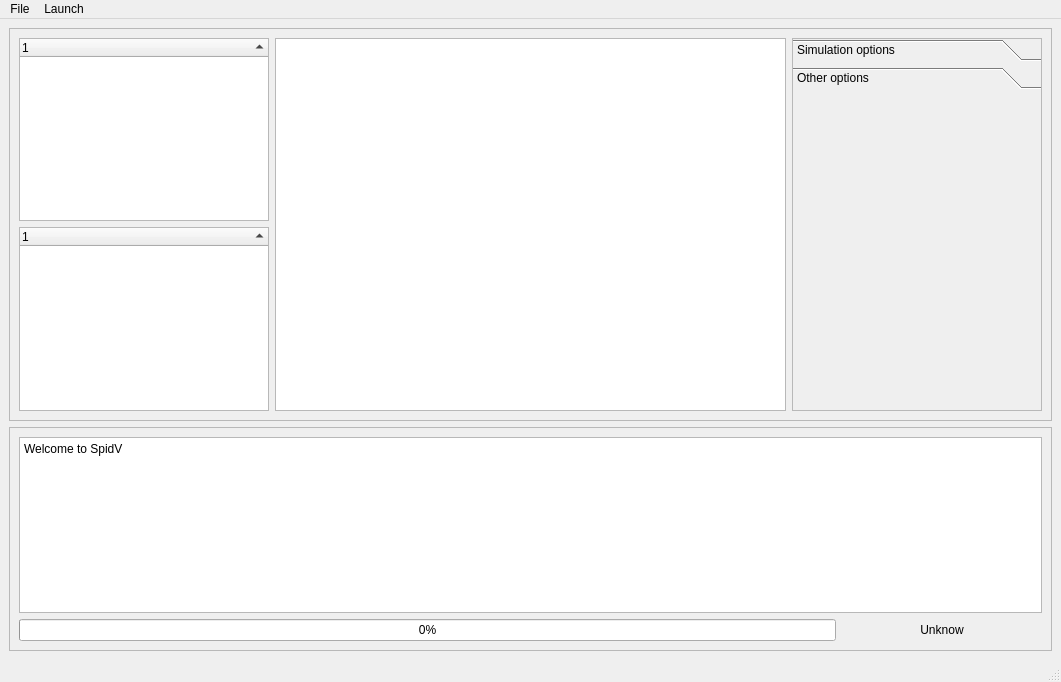
First picture: the form in mainwindow.ui, repository IPAM-IGF/VesselMod, before the edit.
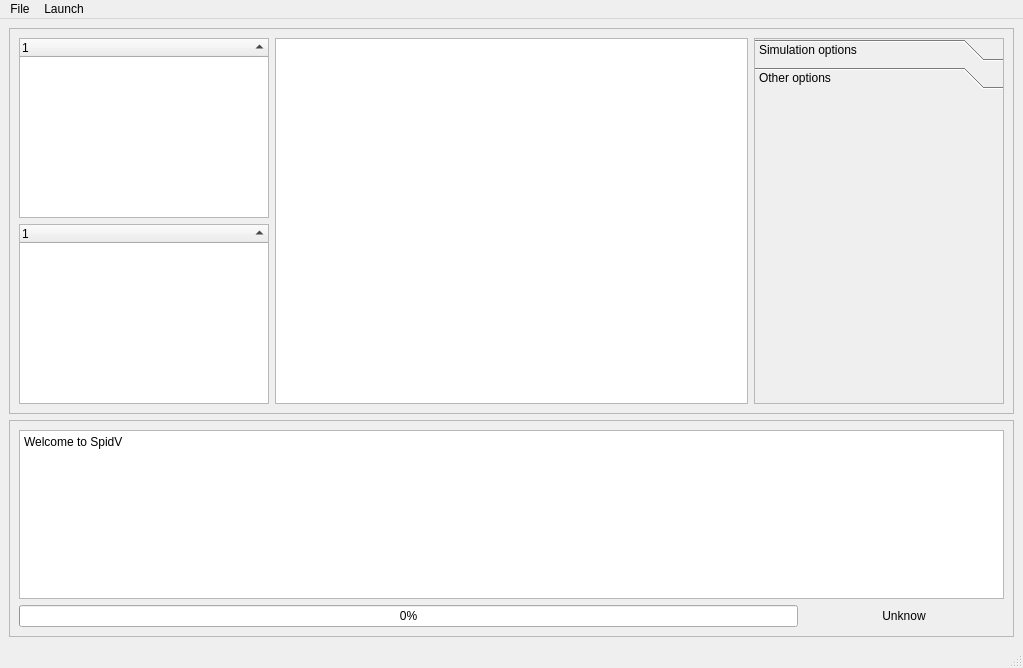
Second picture: the form after the edit. The open tabs and pages were chosen to show the change. Icons and pictures are not drawn.

Patch:
```diff
--- a/mainwindow.ui
+++ b/mainwindow.ui
@@ -6,8 +6,8 @@
    <rect>
     <x>0</x>
     <y>0</y>
-    <width>1061</width>
-    <height>682</height>
+    <width>1023</width>
+    <height>668</height>
    </rect>
   </property>
   <property name="windowTitle">
@@ -103,6 +103,12 @@
       <layout class="QGridLayout" name="gridLayout_3">
        <item row="0" column="0">
         <widget class="QTreeWidget" name="CellTree">
+         <property name="sizePolicy">
+          <sizepolicy hsizetype="Expanding" vsizetype="Expanding">
+           <horstretch>0</horstretch>
+           <verstretch>0</verstretch>
+          </sizepolicy>
+         </property>
          <property name="minimumSize">
           <size>
            <width>250</width>
@@ -196,7 +202,7 @@
          </property>
          <property name="minimumSize">
           <size>
-           <width>0</width>
+           <width>250</width>
            <height>0</height>
           </size>
          </property>
@@ -436,7 +442,7 @@
             <x>0</x>
             <y>0</y>
             <width>248</width>
-            <height>305</height>
+            <height>298</height>
            </rect>
           </property>
           <attribute name="label">
@@ -497,7 +503,7 @@
     <rect>
      <x>0</x>
      <y>0</y>
-     <width>1061</width>
+     <width>1023</width>
      <height>25</height>
     </rect>
    </property>
```
